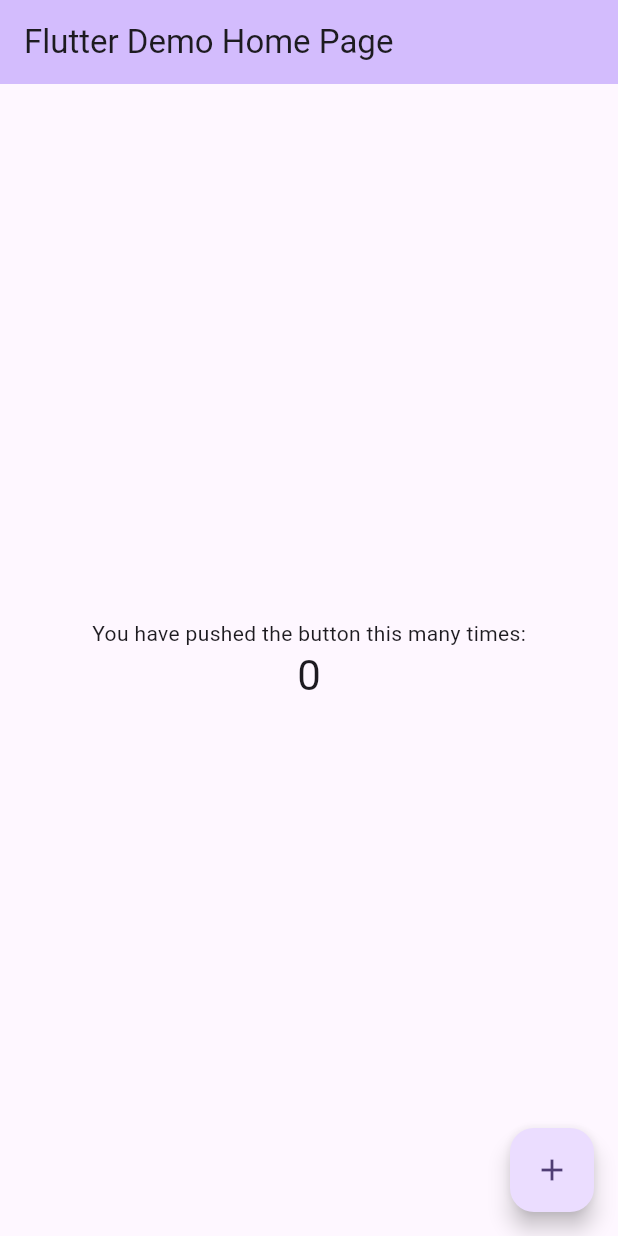
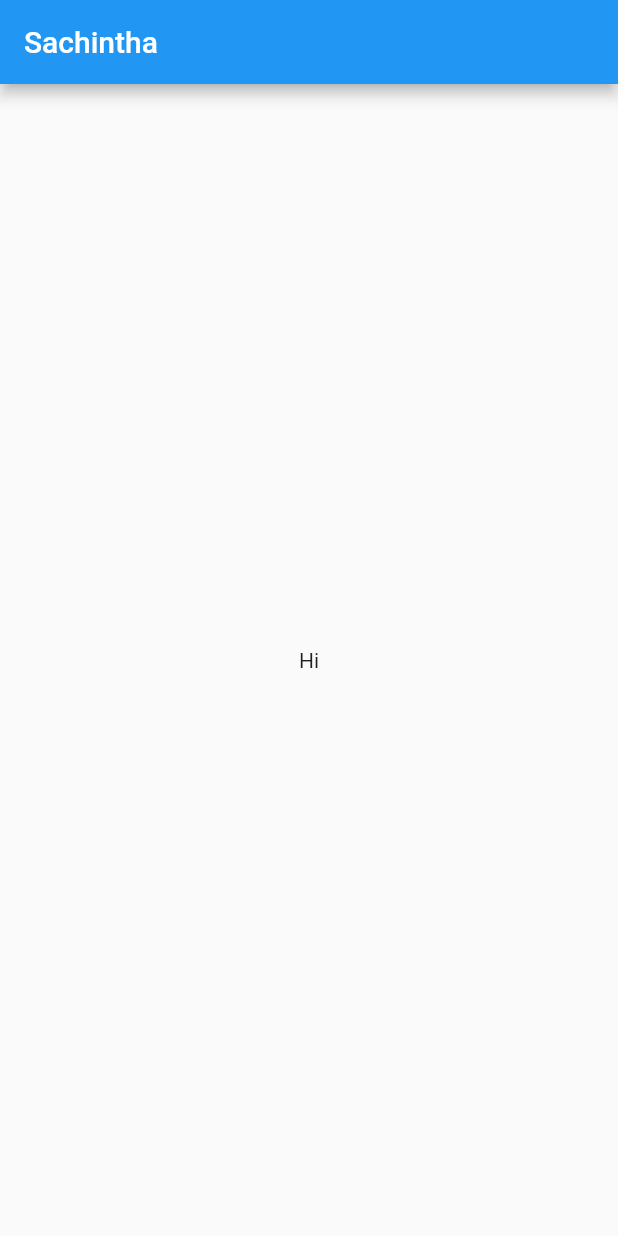
Before and after one commit to kslakmini/MAD_Task, a Flutter app: the screen it shows after launch, on a phone screen of 412 x 824 dp. Run offline on Flutter 3.47's test engine with Material 2 defaults, Android fonts, the phone set to English and light mode, and no system bars.

Commit message:
HomePage

```diff
--- a/flutter_application_1/lib/main.dart
+++ b/flutter_application_1/lib/main.dart
@@ -1,4 +1,5 @@
 import 'package:flutter/material.dart';
+import 'pages/home_page.dart';
 
 void main() {
   runApp(const MyApp());
@@ -7,119 +8,10 @@ void main() {
 class MyApp extends StatelessWidget {
   const MyApp({super.key});
 
-  // This widget is the root of your application.
   @override
   Widget build(BuildContext context) {
-    return MaterialApp(
-      title: 'Flutter Demo',
-      theme: ThemeData(
-        // This is the theme of your application.
-        //
-        // TRY THIS: Try running your application with "flutter run". You'll see
-        // the application has a blue toolbar. Then, without quitting the app,
-        // try changing the seedColor in the colorScheme below to Colors.green
-        // and then invoke "hot reload" (save your changes or press the "hot
-        // reload" button in a Flutter-supported IDE, or press "r" if you used
-        // the command line to start the app).
-        //
-        // Notice that the counter didn't reset back to zero; the application
-        // state is not lost during the reload. To reset the state, use hot
-        // restart instead.
-        //
-        // This works for code too, not just values: Most code changes can be
-        // tested with just a hot reload.
-        colorScheme: ColorScheme.fromSeed(seedColor: Colors.deepPurple),
-        useMaterial3: true,
-      ),
-      home: const MyHomePage(title: 'Flutter Demo Home Page'),
+    return const MaterialApp(
+      home: HomePage(),
     );
   }
 }
-
-class MyHomePage extends StatefulWidget {
-  const MyHomePage({super.key, required this.title});
-
-  // This widget is the home page of your application. It is stateful, meaning
-  // that it has a State object (defined below) that contains fields that affect
-  // how it looks.
-
-  // This class is the configuration for the state. It holds the values (in this
-  // case the title) provided by the parent (in this case the App widget) and
-  // used by the build method of the State. Fields in a Widget subclass are
-  // always marked "final".
-
-  final String title;
-
-  @override
-  State<MyHomePage> createState() => _MyHomePageState();
-}
-
-class _MyHomePageState extends State<MyHomePage> {
-  int _counter = 0;
-
-  void _incrementCounter() {
-    setState(() {
-      // This call to setState tells the Flutter framework that something has
-      // changed in this State, which causes it to rerun the build method below
-      // so that the display can reflect the updated values. If we changed
-      // _counter without calling setState(), then the build method would not be
-      // called again, and so nothing would appear to happen.
-      _counter++;
-    });
-  }
-
-  @override
-  Widget build(BuildContext context) {
-    // This method is rerun every time setState is called, for instance as done
-    // by the _incrementCounter method above.
-    //
-    // The Flutter framework has been optimized to make rerunning build methods
-    // fast, so that you can just rebuild anything that needs updating rather
-    // than having to individually change instances of widgets.
-    return Scaffold(
-      appBar: AppBar(
-        // TRY THIS: Try changing the color here to a specific color (to
-        // Colors.amber, perhaps?) and trigger a hot reload to see the AppBar
-        // change color while the other colors stay the same.
-        backgroundColor: Theme.of(context).colorScheme.inversePrimary,
-        // Here we take the value from the MyHomePage object that was created by
-        // the App.build method, and use it to set our appbar title.
-        title: Text(widget.title),
-      ),
-      body: Center(
-        // Center is a layout widget. It takes a single child and positions it
-        // in the middle of the parent.
-        child: Column(
-          // Column is also a layout widget. It takes a list of children and
-          // arranges them vertically. By default, it sizes itself to fit its
-          // children horizontally, and tries to be as tall as its parent.
-          //
-          // Column has various properties to control how it sizes itself and
-          // how it positions its children. Here we use mainAxisAlignment to
-          // center the children vertically; the main axis here is the vertical
-          // axis because Columns are vertical (the cross axis would be
-          // horizontal).
-          //
-          // TRY THIS: Invoke "debug painting" (choose the "Toggle Debug Paint"
-          // action in the IDE, or press "p" in the console), to see the
-          // wireframe for each widget.
-          mainAxisAlignment: MainAxisAlignment.center,
-          children: <Widget>[
-            const Text(
-              'You have pushed the button this many times:',
-            ),
-            Text(
-              '$_counter',
-              style: Theme.of(context).textTheme.headlineMedium,
-            ),
-          ],
-        ),
-      ),
-      floatingActionButton: FloatingActionButton(
-        onPressed: _incrementCounter,
-        tooltip: 'Increment',
-        child: const Icon(Icons.add),
-      ), // This trailing comma makes auto-formatting nicer for build methods.
-    );
-  }
-}
--- /dev/null
+++ b/flutter_application_1/lib/pages/home_page.dart
@@ -0,0 +1,14 @@
+import 'package:flutter/material.dart';
+
+class HomePage extends StatelessWidget {
+  const HomePage({super.key});
+
+  @override
+  Widget build(BuildContext context) {
+    return Scaffold(
+        appBar: AppBar(title: const Text("Sachintha"), elevation: 4),
+        body: const Center(
+          child: Text("Hi"),
+        ));
+  }
+}
```
